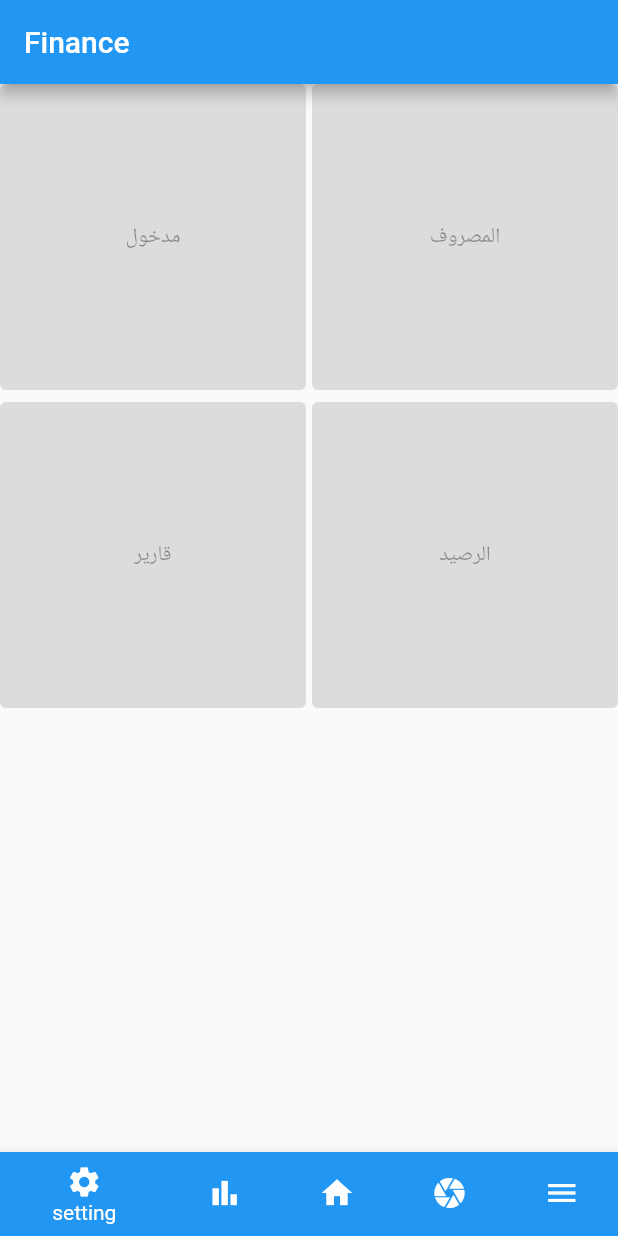
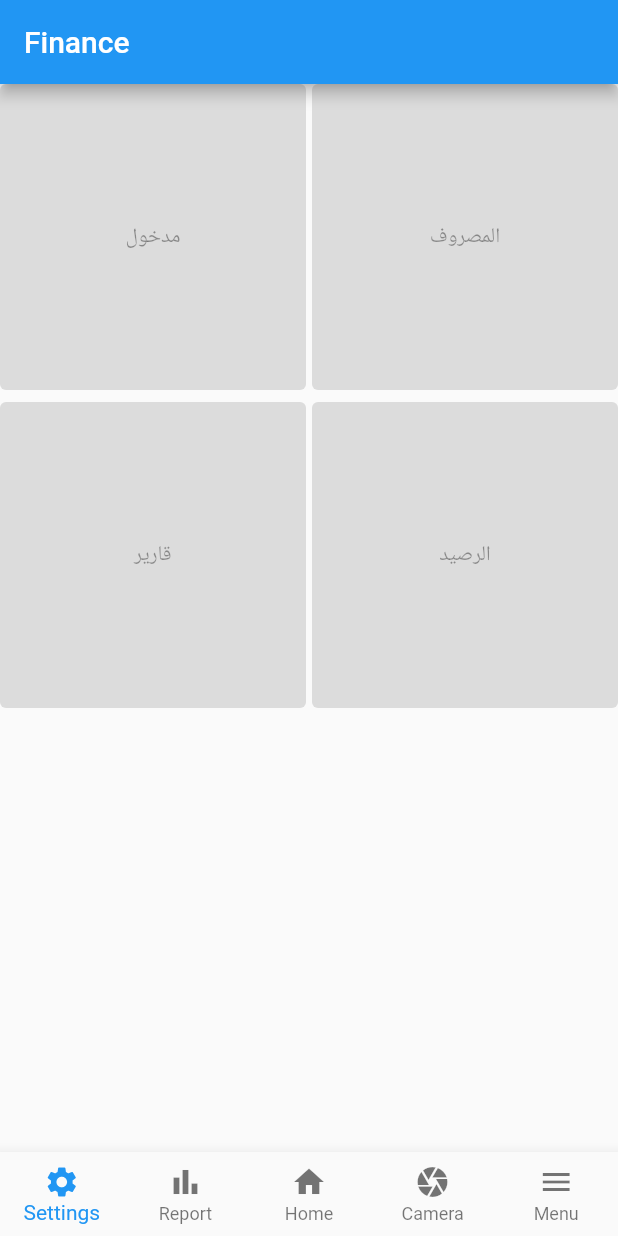
Before and after one commit to NavneetNavadiya/Finance, a Flutter app: the screen it shows after launch, on a phone screen of 412 x 824 dp. Run offline on Flutter 3.47's test engine with Material 2 defaults, Android fonts, the phone set to English and light mode, and no system bars.

Commit message:
Fix navigation bar

```diff
--- a/lib/navigation_bar.dart
+++ b/lib/navigation_bar.dart
@@ -1,4 +1,6 @@
+import 'package:flutter/cupertino.dart';
 import 'package:flutter/material.dart';
+
 
 
 class Nav extends StatelessWidget {
@@ -7,10 +9,11 @@ class Nav extends StatelessWidget {
   Widget build(BuildContext context) {
     return Container(
       child: BottomNavigationBar(
+        type: BottomNavigationBarType.fixed,
         items: const <BottomNavigationBarItem>[
       BottomNavigationBarItem(
           icon: Icon(Icons.settings),
-        label: 'setting',
+          label: 'Settings',
           backgroundColor: Colors.blue
       ),
       BottomNavigationBarItem(
@@ -32,16 +35,12 @@ class Nav extends StatelessWidget {
           icon: Icon(Icons.menu),
           label: 'Menu',
           backgroundColor: Colors.blue
+
       ),
+
     ],
+
    ),
     );
   }
-//       void _onItemTapped(int index) {
-// setState(() {
-// _selectedIndex = index;
-// });
-// }
-
-
 }
```
Lines whose indentation alone changed are shown as unchanged.
